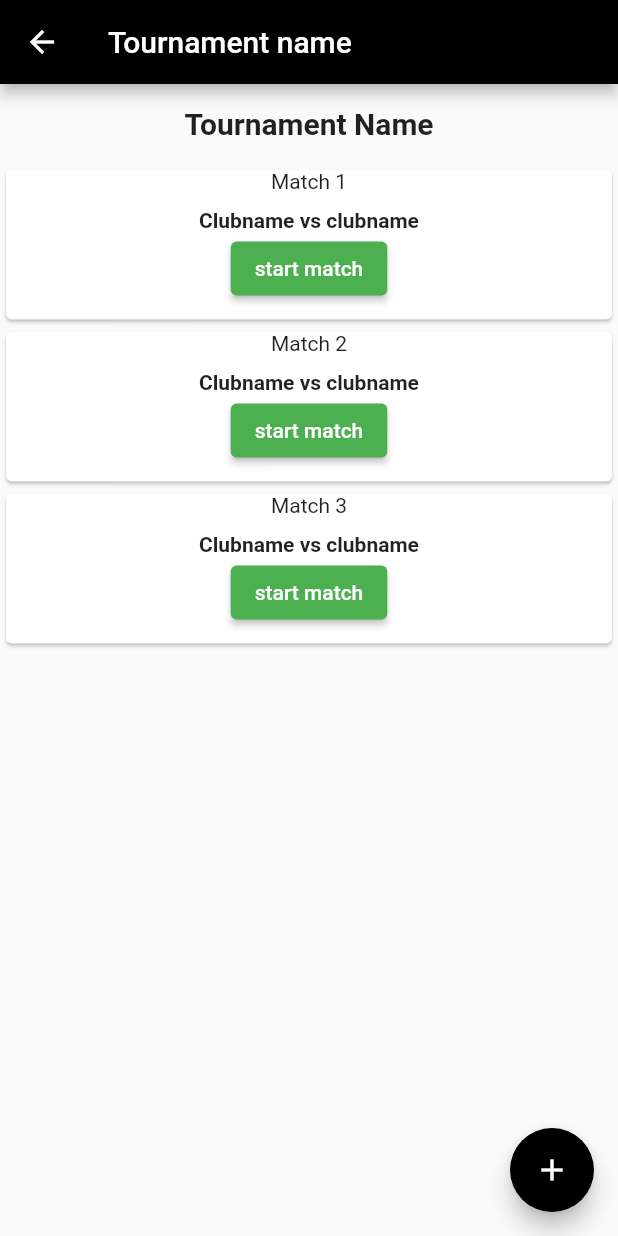
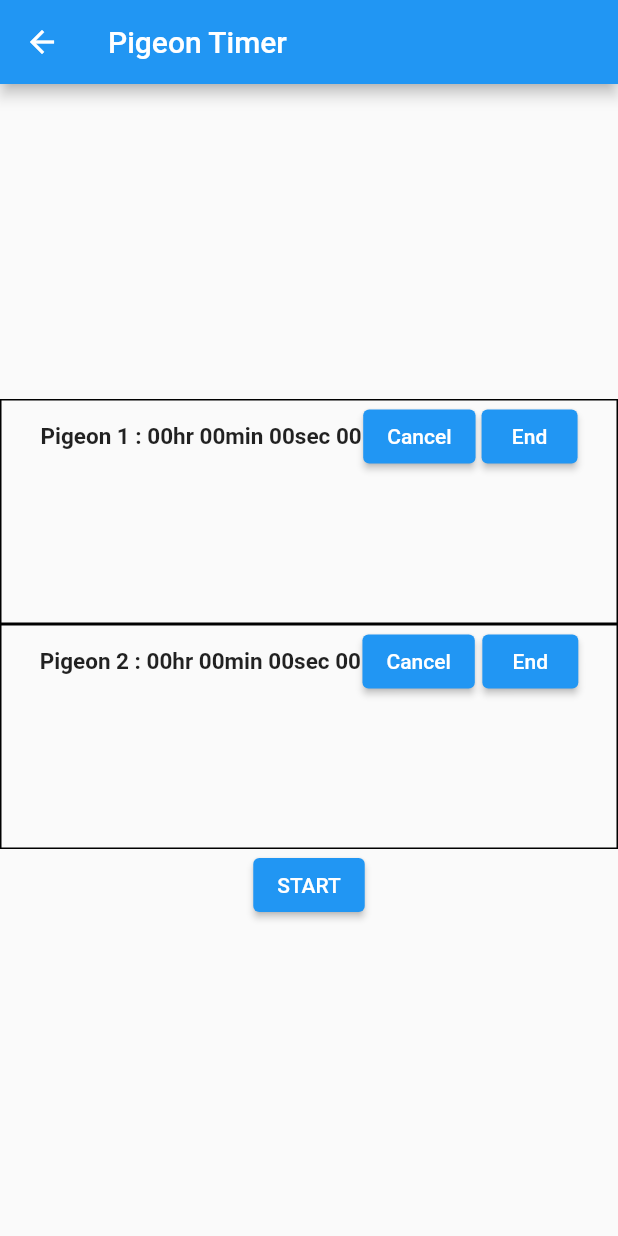
Before and after one commit to fliersclub/FliersClub, a Flutter app: the TournamentScreen1 screen opened directly, after a tap on "View Tournament", on a phone screen of 412 x 824 dp. Run offline on Flutter 3.47's test engine with Material 2 defaults, Android fonts, the phone set to English and light mode, and no system bars; our stand-ins replace carousel_slider, stop_watch_timer.

Commit message:
alert visible dialogue changed to stopwatch

```diff
--- /dev/null
+++ b/lib/screens/timer_screen.dart
@@ -0,0 +1,227 @@
+import 'package:flutter/material.dart';
+import 'package:stop_watch_timer/stop_watch_timer.dart';
+
+class TimerScreen extends StatefulWidget {
+  const TimerScreen({super.key});
+
+  @override
+  State<TimerScreen> createState() => _TimerScreenState();
+}
+
+class _TimerScreenState extends State<TimerScreen> {
+  final StopWatchTimer _stopWatchTimer1 = StopWatchTimer();
+  final StopWatchTimer _stopWatchTimer2 = StopWatchTimer();
+  bool iscancelled1 = false;
+  bool isEnd1 = false;
+  bool isEnd2 = false;
+  bool iscancelled2 = false;
+  final _isHours = true;
+  String pigeon1time = '';
+  String pigeon2time = '';
+  bool isStart = false;
+  @override
+  void dispose() {
+    super.dispose();
+    _stopWatchTimer1.dispose();
+  }
+
+  @override
+  Widget build(BuildContext context) {
+    return Scaffold(
+      appBar: AppBar(
+        title: const Text('Pigeon Timer'),
+      ),
+      body: Center(
+        child: Column(mainAxisAlignment: MainAxisAlignment.center, children: [
+          StreamBuilder<int>(
+              stream: _stopWatchTimer1.rawTime,
+              initialData: _stopWatchTimer1.rawTime.value,
+              builder: (context, snapshot) {
+                final value = snapshot.data;
+                final displayTime = StopWatchTimer.getDisplayTime(value!,
+                    hours: _isHours,
+                    hoursRightBreak: 'hr ',
+                    minuteRightBreak: 'min ',
+                    secondRightBreak: 'sec ');
+                return Container(
+                  height: 150,
+                  decoration: BoxDecoration(border: Border.all()),
+                  child: Column(
+                    children: [
+                      Row(
+                        mainAxisAlignment: MainAxisAlignment.center,
+                        children: [
+                          const Text(
+                            'Pigeon 1 : ',
+                            style: TextStyle(
+                                fontSize: 15, fontWeight: FontWeight.bold),
+                          ),
+                          Text(
+                            displayTime,
+                            style: const TextStyle(
+                                fontSize: 15, fontWeight: FontWeight.bold),
+                          ),
+                          const SizedBox(
+                            width: 1,
+                          ),
+                          iscancelled1 == true
+                              ? SizedBox()
+                              : isEnd1 == false
+                                  ? Row(
+                                      children: [
+                                        ElevatedButton(
+                                            onPressed: () {
+                                              _stopWatchTimer1.onExecute
+                                                  .add(StopWatchExecute.stop);
+
+                                              setState(() {
+                                                pigeon1time = displayTime
+                                                    .substring(0, 16);
+
+                                                iscancelled1 = true;
+                                              });
+                                            },
+                                            child: Text('Cancel')),
+                                        const SizedBox(
+                                          width: 4,
+                                        ),
+                                        ElevatedButton(
+                                            onPressed: () {
+                                              _stopWatchTimer1.onExecute
+                                                  .add(StopWatchExecute.stop);
+                                              setState(() {
+                                                pigeon1time = displayTime
+                                                    .substring(0, 16);
+                                                isEnd1 = true;
+                                              });
+                                            },
+                                            child: Text('End'))
+                                      ],
+                                    )
+                                  : const SizedBox(),
+                        ],
+                      ),
+                      const SizedBox(
+                        height: 5,
+                      ),
+                      iscancelled1 == true
+                          ? Text(
+                              'cancelled at ' + pigeon1time,
+                              style: TextStyle(color: Colors.red),
+                            )
+                          : SizedBox(),
+                      isEnd1 == true
+                          ? Text(
+                              'Match Ended ! Pigeon 1 time is ' + pigeon1time)
+                          : const SizedBox(),
+                      const SizedBox(
+                        height: 40,
+                      ),
+                    ],
+                  ),
+                );
+              }),
+          StreamBuilder<int>(
+              stream: _stopWatchTimer2.rawTime,
+              initialData: _stopWatchTimer2.rawTime.value,
+              builder: (context, snapshot) {
+                final value = snapshot.data;
+                final displayTime = StopWatchTimer.getDisplayTime(value!,
+                    hours: _isHours,
+                    hoursRightBreak: 'hr ',
+                    minuteRightBreak: 'min ',
+                    secondRightBreak: 'sec ');
+                return Container(
+                  height: 150,
+                  decoration: BoxDecoration(border: Border.all()),
+                  child: Column(
+                    children: [
+                      Row(
+                        mainAxisAlignment: MainAxisAlignment.center,
+                        children: [
+                          const Text(
+                            'Pigeon 2 : ',
+                            style: TextStyle(
+                                fontSize: 15, fontWeight: FontWeight.bold),
+                          ),
+                          Text(
+                            displayTime,
+                            style: const TextStyle(
+                                fontSize: 15, fontWeight: FontWeight.bold),
+                          ),
+                          const SizedBox(
+                            width: 1,
+                          ),
+                          iscancelled2 == true
+                              ? SizedBox()
+                              : isEnd2 == false
+                                  ? Row(
+                                      children: [
+                                        ElevatedButton(
+                                            onPressed: () {
+                                              _stopWatchTimer2.onExecute
+                                                  .add(StopWatchExecute.stop);
+                                              print(pigeon2time);
+                                              setState(() {
+                                                pigeon2time = displayTime
+                                                    .substring(0, 16);
+                                                iscancelled2 = true;
+                                              });
+                                            },
+                                            child: Text('Cancel')),
+                                        const SizedBox(
+                                          width: 5,
+                                        ),
+                                        ElevatedButton(
+                                            onPressed: () {
+                                              _stopWatchTimer2.onExecute
+                                                  .add(StopWatchExecute.stop);
+                                              setState(() {
+                                                pigeon2time = displayTime
+                                                    .substring(0, 16);
+
+                                                isEnd2 = true;
+                                              });
+                                            },
+                                            child: Text('End'))
+                                      ],
+                                    )
+                                  : const SizedBox(),
+                        ],
+                      ),
+                      const SizedBox(
+                        height: 15,
+                      ),
+                      iscancelled2 == true
+                          ? Text(
+                              'Cancelled at ' + pigeon2time,
+                              style: TextStyle(color: Colors.red),
+                            )
+                          : SizedBox(),
+                      isEnd2 == true
+                          ? Text(
+                              'Match Ended ! Pigeon 2 time is ' + pigeon2time)
+                          : const SizedBox(),
+                      const SizedBox(
+                        height: 30,
+                      ),
+                    ],
+                  ),
+                );
+              }),
+          isStart == false
+              ? ElevatedButton(
+                  onPressed: () {
+                    setState(() {
+                      isStart = true;
+                    });
+                    _stopWatchTimer1.onExecute.add(StopWatchExecute.start);
+                    _stopWatchTimer2.onExecute.add(StopWatchExecute.start);
+                  },
+                  child: const Text('START'))
+              : const SizedBox()
+        ]),
+      ),
+    );
+  }
+}
--- a/lib/screens/tournament_screen1.dart
+++ b/lib/screens/tournament_screen1.dart
@@ -1,3 +1,4 @@
+import 'package:fliersclub/screens/timer_screen.dart';
 import 'package:fliersclub/screens/tournment_screen2.dart';
 import 'package:flutter/material.dart';
 import 'package:flutter/src/widgets/container.dart';
@@ -134,7 +135,7 @@ class _TournamentScreen1State extends State<TournamentScreen1> {
               onPressed: () {
                 Navigator.of(context)
                     .push(MaterialPageRoute(builder: (context) {
-                  return TournamentScreen2();
+                  return TimerScreen();
                 }));
               },
               child: Text('View Tournament')),
--- a/pubspec.yaml
+++ b/pubspec.yaml
@@ -38,6 +38,7 @@ dependencies:
   cupertino_icons: ^1.0.2
   carousel_slider: ^4.1.1
   date_time_picker: ^2.1.0
+  stop_watch_timer: ^2.0.0
 
 dev_dependencies:
   flutter_test:
```
Also changed, not shown: pubspec.lock.
